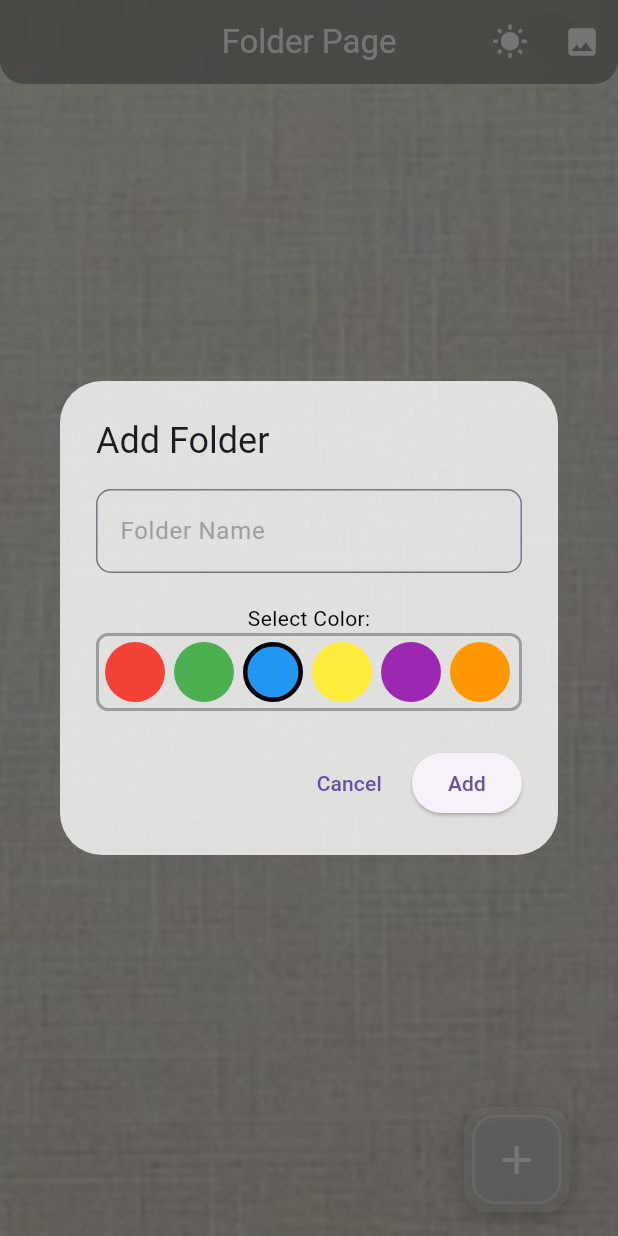
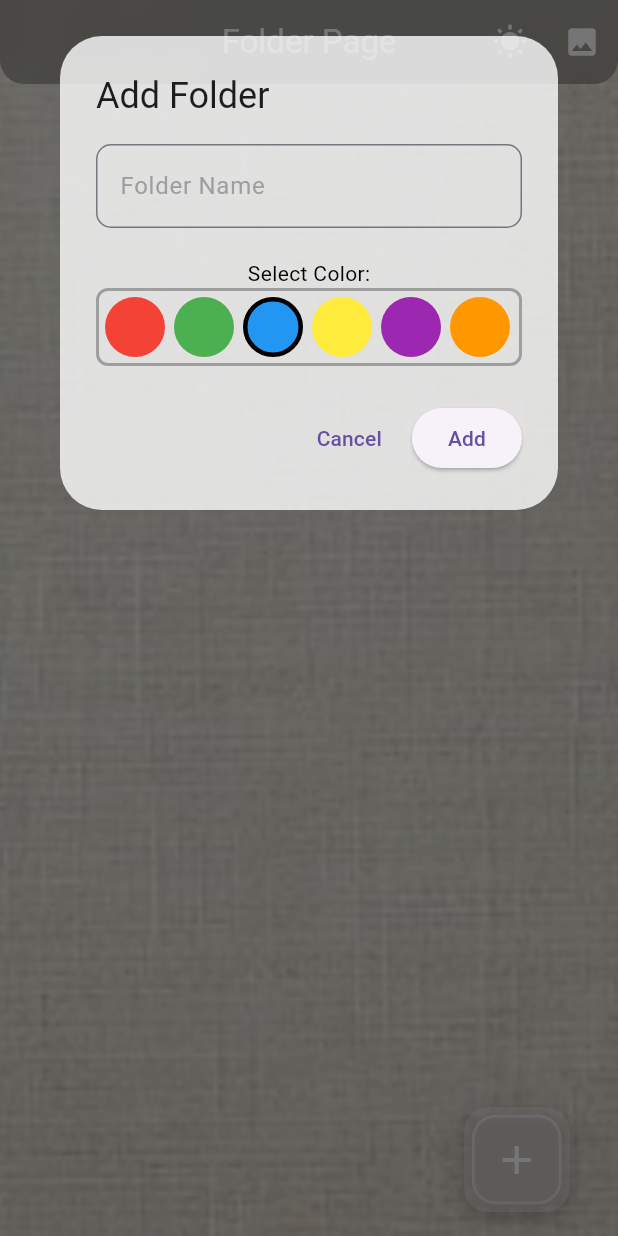
Before and after one commit to johnhcolani/Great-Note, a Flutter app: the screen it shows after launch, after a tap on the "add" icon, on a phone screen of 412 x 824 dp. Run offline on Flutter 3.47's test engine with Material 3 defaults, Android fonts, the light colour scheme and no system bars; drawn by our look-alikes of google_mobile_ads; our stand-ins replace bloc, equatable, flutter_bloc, image_picker, sqflite; missing offline and left inert: flutter_quill; accounts and stored records are empty; network calls fail.

Commit message:
Built iOS and Android

```diff
--- a/lib/features/folders/presentation/screens/folder_page.dart
+++ b/lib/features/folders/presentation/screens/folder_page.dart
@@ -485,7 +485,8 @@ void _showAddFolderDialog(BuildContext context) {
     context: context,
     barrierDismissible: false,
     builder: (BuildContext context) {
-      return StatefulBuilder(
+      return SingleChildScrollView(
+        child: StatefulBuilder(
           builder: (context, setState) {
             return AlertDialog(
               backgroundColor: Colors.white30.withOpacity(0.8),
@@ -625,8 +626,11 @@ void _showAddFolderDialog(BuildContext context) {
                 ElevatedButton(
                   child: const Text('Add'),
                   onPressed: () {
-                  final folderName = folderNameController.text.trim();
+                    String folderName = folderNameController.text.trim();
                     if (folderName.isNotEmpty) {
+                      // Capitalize the first letter of the folder name
+                      folderName = folderName[0].toUpperCase() + folderName.substring(1);
+
                       // Store the color as an integer value
                       context.read<FolderBloc>().add(
                             AddFolder(
@@ -643,6 +647,7 @@ void _showAddFolderDialog(BuildContext context) {
               ],
             );
           },
+        ),
       );
     },
   );
--- a/lib/features/notes/presentation/screens/note_edit_page.dart
+++ b/lib/features/notes/presentation/screens/note_edit_page.dart
@@ -77,15 +77,18 @@ class _NoteEditPageState extends State<NoteEditPage> {
         padding: const EdgeInsets.all(8.0),
         child: Column(
           children: [
-            Padding(
+            SingleChildScrollView(
+              child: Padding(
                 padding: const EdgeInsets.all(8.0),
                 child: TextFormField(
                   controller: _titleController,
                   decoration: const InputDecoration(labelText: 'Title'),
                 ),
               ),
+            ),
             const SizedBox(height: 10),
             Expanded(
+              child: SingleChildScrollView(
                 child: QuillEditor.basic(
                   controller: _quillController,
                 configurations: const QuillEditorConfigurations(),
@@ -93,6 +96,7 @@ configurations: const QuillEditorConfigurations(),
                       ScrollController(), // Manages scrolling within the editor
 
                   focusNode: FocusNode(), // Focus on the editor
+                ),
               ),
             ),
             QuillToolbar.simple(
--- a/lib/features/splash_feature/presentation/screens/bloc/splash_bloc.dart
+++ b/lib/features/splash_feature/presentation/screens/bloc/splash_bloc.dart
@@ -10,7 +10,7 @@ class SplashBloc extends Bloc<SplashEvent, SplashState> {
     on<SplashEvent>((event, emit) async {
      if (event is StartSplash){
        // delay
-       await Future.delayed(const Duration(seconds: 3));
+       await Future.delayed(const Duration(seconds: 4));
        emit( SplashCompleted());
      }
     });
--- a/lib/features/splash_feature/presentation/screens/splash_screen.dart
+++ b/lib/features/splash_feature/presentation/screens/splash_screen.dart
@@ -6,58 +6,81 @@ import '../../../notes/data/data_sources/note_local_datasource.dart';
 import 'bloc/splash_bloc.dart';
 
 class SplashScreen extends StatefulWidget {
+  final NoteLocalDataSource noteLocalDataSource;
 
-  final NoteLocalDataSource noteLocalDataSource;
   const SplashScreen({super.key, required this.noteLocalDataSource});
 
   @override
   State<SplashScreen> createState() => _SplashScreenState();
 }
 
-class _SplashScreenState extends State<SplashScreen> with SingleTickerProviderStateMixin {
-  late AnimationController _controller;
-  late Animation<double> _animation;
+class _SplashScreenState extends State<SplashScreen> with TickerProviderStateMixin {
+  late AnimationController _firstController;
+  late AnimationController _secondController;
+  late AnimationController _thirdController;
+  late AnimationController _forthController;
 
+  late Animation<Offset> _firstAnimation;
+  late Animation<Offset> _secondAnimation;
+  late Animation<Offset> _thirdAnimation;
+  late Animation<Offset> _forthAnimation;
 
   @override
   void initState() {
     super.initState();
 
-    // Dispatch StartSplash event
     BlocProvider.of<SplashBloc>(context).add(StartSplash());
 
-    // Initialize the AnimationController
-    _controller = AnimationController(
-      duration: const Duration(seconds: 2), // The time it takes for the image to move
-      vsync: this,
+    // Initialize animation controllers
+    _firstController = AnimationController(duration: const Duration(seconds: 2), vsync: this);
+    _secondController = AnimationController(duration: const Duration(seconds: 2), vsync: this);
+    _thirdController = AnimationController(duration: const Duration(seconds: 2), vsync: this);
+    _forthController = AnimationController(duration: const Duration(seconds: 2), vsync: this);
+
+    // Define animations with offset values
+    _firstAnimation = Tween<Offset>(begin: const Offset(0, -1.5), end: const Offset(0, 0.25)).animate(
+      CurvedAnimation(parent: _firstController, curve: Curves.easeInOut),
+    );
+    _secondAnimation = Tween<Offset>(begin: const Offset(-2.5, 0), end: const Offset(0.2, 0)).animate(
+      CurvedAnimation(parent: _secondController, curve: Curves.easeInOut),
+    );
+    _thirdAnimation = Tween<Offset>(begin: const Offset(2.5, 0), end: const Offset(0.3, 0)).animate(
+      CurvedAnimation(parent: _thirdController, curve: Curves.easeInOut),
+    );
+    _forthAnimation = Tween<Offset>(begin: const Offset(-2.5, 0), end: const Offset(0.5, 0)).animate(
+      CurvedAnimation(parent: _forthController, curve: Curves.easeInOut),
     );
 
-    // Define the animation curve and range
-    _animation = Tween<double>(begin: -1.0, end: 0.5).animate(
-      CurvedAnimation(
-        parent: _controller,
-        curve: Curves.easeInOut,
-      ),
-    );
-
-    _controller.forward(); // Start the animation
+    // Start all animations
+    _firstController.forward();
+    _secondController.forward();
+    _thirdController.forward();
+    _forthController.forward();
   }
 
   @override
   void dispose() {
-    _controller.dispose();
+    _firstController.dispose();
+    _secondController.dispose();
+    _thirdController.dispose();
+    _forthController.dispose();
     super.dispose();
   }
 
   @override
   Widget build(BuildContext context) {
+    final screenWidth = MediaQuery.of(context).size.width;
+    final screenHeight = MediaQuery.of(context).size.height;
+
     return BlocListener<SplashBloc, SplashState>(
       listener: (context, state) {
         if (state is SplashCompleted) {
           Navigator.of(context).pushReplacement(
             MaterialPageRoute(
-                builder: (context) =>   FolderPage(
-                    noteLocalDataSource: widget.noteLocalDataSource)),
+              builder: (context) => FolderPage(
+                noteLocalDataSource: widget.noteLocalDataSource,
+              ),
+            ),
           );
         }
       },
@@ -66,22 +89,59 @@ class _SplashScreenState extends State<SplashScreen> with SingleTickerProviderSt
         body: Stack(
           children: [
             const SplashBackground(),
-            // Animated widget for moving the image from top to center
-            AnimatedBuilder(
-              animation: _animation,
-              builder: (context, child) {
-                return Positioned(
-                  top: MediaQuery.of(context).size.height * _animation.value, // Moves the image based on animation
-                  left: 0,
-                  right: 0,
-                  child: Center(
-                    child: SizedBox(
-                      height: 220,
-                      child: Image.asset('assets/images/quill.png'), // Your image asset
-                    ),
-                  ),
-                );
-              },
+
+
+
+            // Second image sliding in from the left
+            Positioned(
+              top: screenHeight * 0.15, // 15% from the top
+              left: screenWidth * 0.53, // 5% from the left
+              child: SlideTransition(
+                position: _secondAnimation,
+                child: SizedBox(
+                  height: screenHeight * 0.3, // 30% of screen height
+                  child: Image.asset('assets/images/first.png'),
+                ),
+              ),
+            ),
+
+
+            // Fourth image sliding in from the left
+            Positioned(
+              top: screenHeight * 0.32, // 40% from the top
+              right: screenWidth * 0.66, // 10% from the right
+              child: SlideTransition(
+                position: _forthAnimation,
+                child: SizedBox(
+                  height: screenHeight * 0.4, // 28% of screen height
+                  child: Image.asset('assets/images/third.png'),
+                ),
+              ),
+            ),
+
+            // Third image sliding in from the right
+            Positioned(
+              top: screenHeight * 0.6, // 60% from the top
+              left: screenWidth * 0.49, // 20% from the left
+              child: SlideTransition(
+                position: _thirdAnimation,
+                child: SizedBox(
+                  height: screenHeight * 0.3, // 30% of screen height
+                  child: Image.asset('assets/images/second.png'),
+                ),
+              ),
+            ),
+
+
+            // First image (quill) sliding down to the center
+            SlideTransition(
+              position: _firstAnimation,
+              child: Center(
+                child: SizedBox(
+                  height: screenHeight * 0.25, // 25% of screen height
+                  child: Image.asset('assets/images/quill.png'),
+                ),
+              ),
             ),
           ],
         ),
```
Also changed, not shown: lib/features/notes/presentation/screens/note_page.dart (+35 -18 lines), assets/images/first.png (added), assets/images/second.png (added), assets/images/third.png (added). Lines whose indentation alone changed are shown as unchanged.
